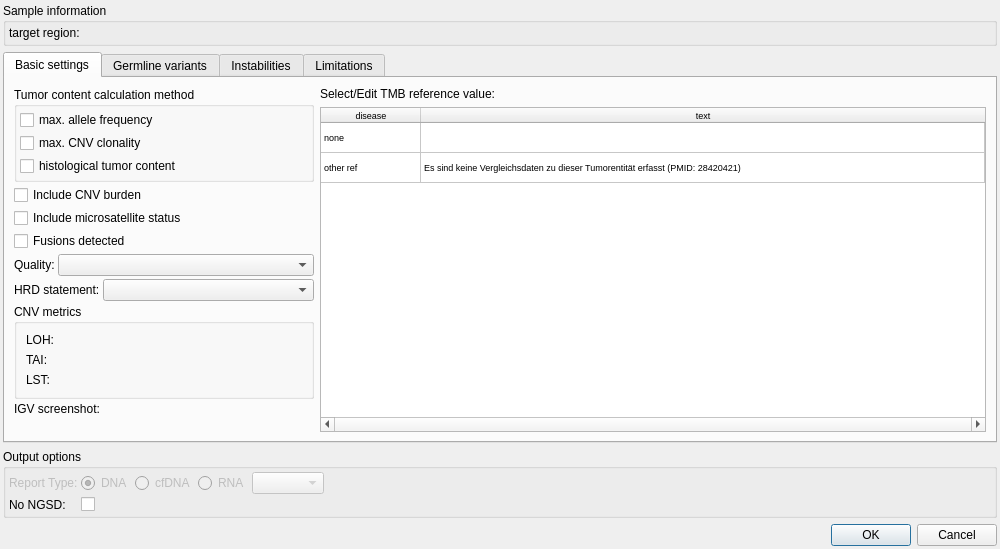
The window that src/GSvar/SomaticReportDialog.ui (imgag/ngs-bits) describes before a commit, drawn with Qt 5.
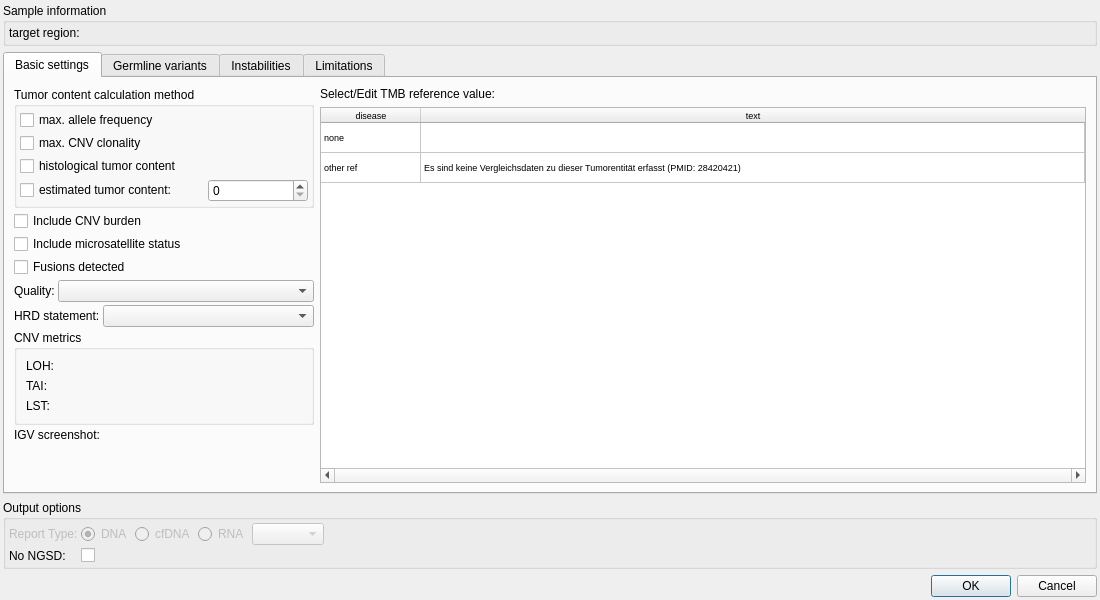
The same window after the commit.

Commit message: Somatic Report: add option to estimate the tumor content in GSvar

The edit to the form file:
```diff
--- a/src/GSvar/SomaticReportDialog.ui
+++ b/src/GSvar/SomaticReportDialog.ui
@@ -6,8 +6,8 @@
    <rect>
     <x>0</x>
     <y>0</y>
-    <width>1000</width>
-    <height>549</height>
+    <width>1100</width>
+    <height>600</height>
    </rect>
   </property>
   <property name="sizePolicy">
@@ -128,6 +128,12 @@
             </property>
             <item row="0" column="0">
              <widget class="QCheckBox" name="include_max_tum_freq">
+              <property name="minimumSize">
+               <size>
+                <width>0</width>
+                <height>0</height>
+               </size>
+              </property>
               <property name="toolTip">
                <string>Display median of maximum allele frequency as tumor content in report</string>
               </property>
@@ -136,18 +142,14 @@
               </property>
              </widget>
             </item>
-            <item row="1" column="0">
-             <widget class="QCheckBox" name="include_max_clonality">
-              <property name="toolTip">
-               <string>Display maximum value of tumor clonality in CNV file as tumor content in report</string>
-              </property>
-              <property name="text">
-               <string>max. CNV clonality</string>
-              </property>
-             </widget>
-            </item>
             <item row="2" column="0">
              <widget class="QCheckBox" name="include_tum_content_histological">
+              <property name="minimumSize">
+               <size>
+                <width>0</width>
+                <height>0</height>
+               </size>
+              </property>
               <property name="toolTip">
                <string>Display histological tumor content from NGSD in report</string>
               </property>
@@ -156,6 +158,45 @@
               </property>
              </widget>
             </item>
+            <item row="3" column="0">
+             <widget class="QCheckBox" name="include_tum_content_estimated">
+              <property name="text">
+               <string>estimated tumor content:</string>
+              </property>
+             </widget>
+            </item>
+            <item row="1" column="0">
+             <widget class="QCheckBox" name="include_max_clonality">
+              <property name="minimumSize">
+               <size>
+                <width>0</width>
+                <height>0</height>
+               </size>
+              </property>
+              <property name="toolTip">
+               <string>Display maximum value of tumor clonality in CNV file as tumor content in report</string>
+              </property>
+              <property name="text">
+               <string>max. CNV clonality</string>
+              </property>
+             </widget>
+            </item>
+            <item row="3" column="1">
+             <widget class="QSpinBox" name="tum_content_estimated">
+              <property name="maximumSize">
+               <size>
+                <width>100</width>
+                <height>16777215</height>
+               </size>
+              </property>
+              <property name="maximum">
+               <number>100</number>
+              </property>
+              <property name="value">
+               <number>0</number>
+              </property>
+             </widget>
+            </item>
            </layout>
           </widget>
          </item>
```
Left out of the diff: 8 changed lines with no effect on the pictures. The commit also changes 10 other files.
